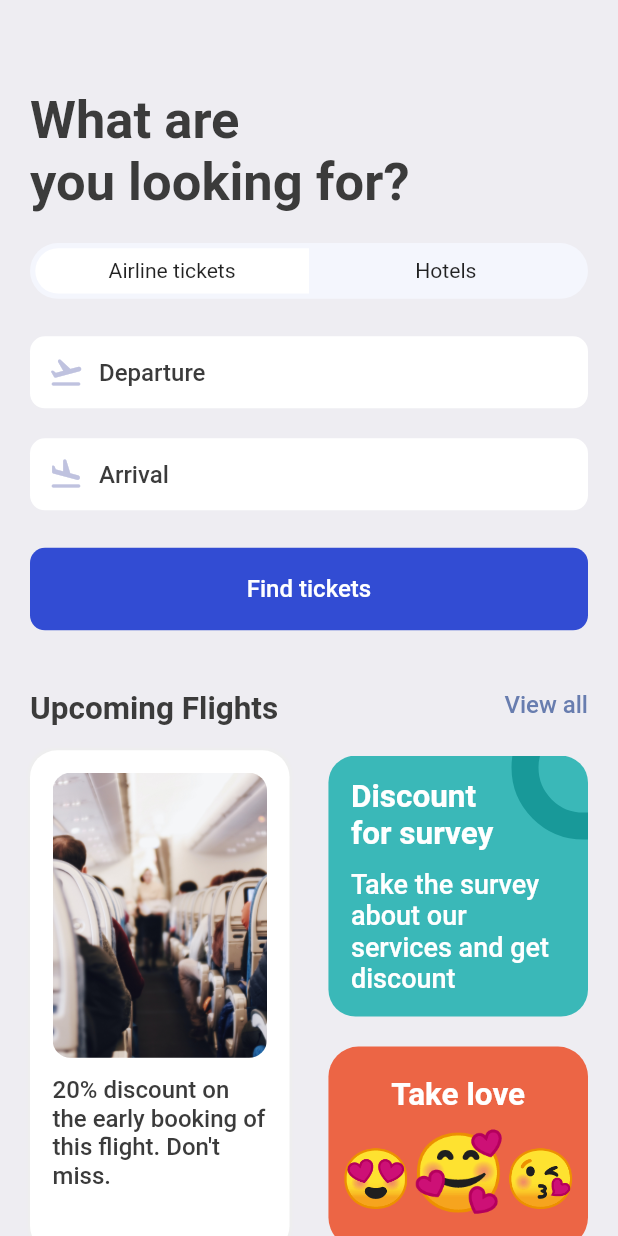
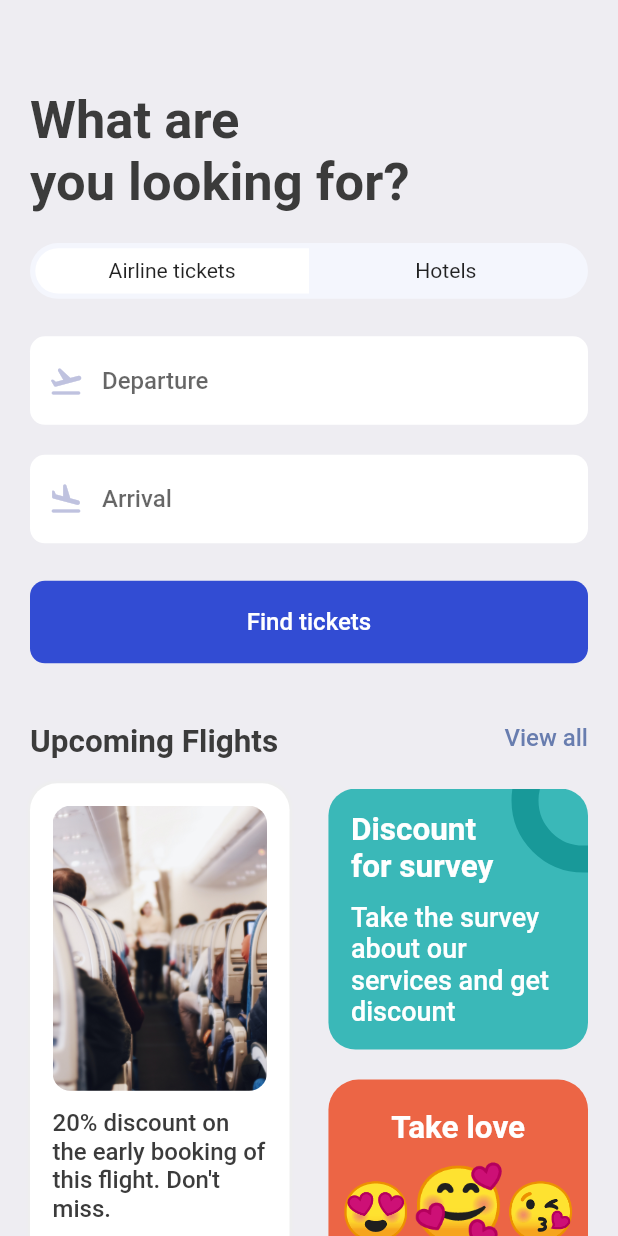
Before and after one commit to fhgaha/BookTicketsApp, a Flutter app: the SearchScreen screen opened directly, on a phone screen of 412 x 824 dp. Run offline on Flutter 3.47's test engine with Material 2 defaults, Android fonts, the phone set to English and light mode, and no system bars; our stand-ins replace barcode_widget, fluentui_icons, gap, get; missing offline and left inert: barcode.

Commit message:
search bar

```diff
--- a/lib/widgets/icon_text_widget.dart
+++ b/lib/widgets/icon_text_widget.dart
@@ -10,24 +10,20 @@ class AppIconText extends StatelessWidget {
 
   @override
   Widget build(BuildContext context) {
-    return Container(
-      padding: EdgeInsets.symmetric(
-        vertical: AppLayout.getHeight(12),
-        horizontal: AppLayout.getWidth(12),
-      ),
-      decoration: BoxDecoration(
-        color: Colors.white,
-        borderRadius: BorderRadius.circular(10),
-      ),
-      child: Row(
-        children: [
-          Icon(icon, color: const Color(0xffbfc2df)),
-          Gap(AppLayout.getWidth(10)),
-          Text(
-            text,
-            style: Styles.textStyle,
-          ),
-        ],
+    return TextField(
+      style: Styles.textStyle,
+      decoration: InputDecoration(
+        filled: true,
+        fillColor: Colors.white,
+        border: OutlineInputBorder(
+          borderRadius: BorderRadius.circular(10),
+          borderSide: BorderSide.none,
+        ),
+        hintText: text,
+        prefixIcon: Icon(
+          icon,
+          color: const Color(0xffbfc2df),
+        ),
       ),
     );
   }
```
